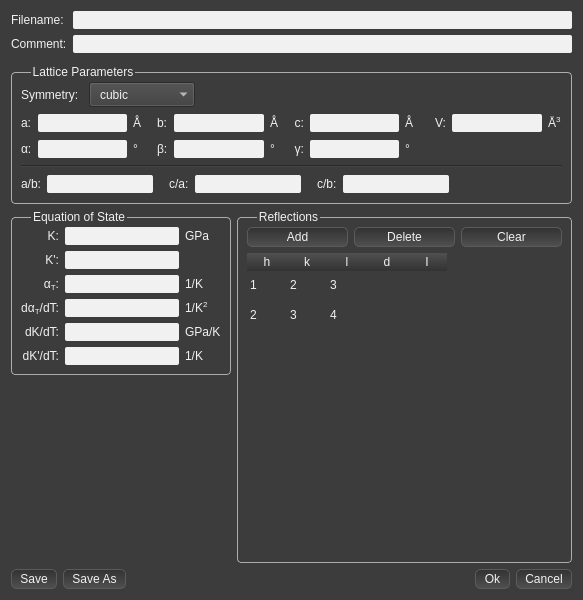
Before: the Qt Designer form Dioptas_main/Views/UiFiles/Jcpds.ui in Dioptas/Dioptas, drawn with Qt 5.
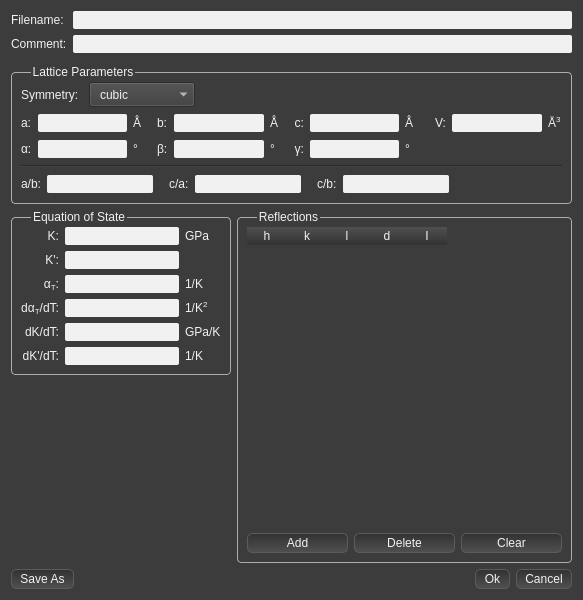
After: the same form once the commit is applied.

Commit message: Jcpds editor widget now working in itself

Patch:
```diff
--- a/Dioptas_main/Views/UiFiles/Jcpds.ui
+++ b/Dioptas_main/Views/UiFiles/Jcpds.ui
@@ -898,32 +898,7 @@
        </property>
        <layout class="QVBoxLayout" name="verticalLayout">
         <item>
-         <layout class="QHBoxLayout" name="horizontalLayout">
-          <item>
-           <widget class="QPushButton" name="reflections_add_btn">
-            <property name="text">
-             <string>Add</string>
-            </property>
-           </widget>
-          </item>
-          <item>
-           <widget class="QPushButton" name="reflections_delete_btn">
-            <property name="text">
-             <string>Delete</string>
-            </property>
-           </widget>
-          </item>
-          <item>
-           <widget class="QPushButton" name="reflections_clear_btn">
-            <property name="text">
-             <string>Clear</string>
-            </property>
-           </widget>
-          </item>
-         </layout>
-        </item>
-        <item>
-         <widget class="QTableWidget" name="reflaction_table">
+         <widget class="QTableWidget" name="reflection_table">
           <property name="frameShape">
            <enum>QFrame::NoFrame</enum>
           </property>
@@ -948,51 +923,6 @@
           <attribute name="verticalHeaderVisible">
            <bool>false</bool>
           </attribute>
-          <row>
-           <property name="text">
-            <string>New Row</string>
-           </property>
-          </row>
-          <row>
-           <property name="text">
-            <string>New Row</string>
-           </property>
-          </row>
-          <row>
-           <property name="text">
-            <string>New Row</string>
-           </property>
-          </row>
-          <row>
-           <property name="text">
-            <string>New Row</string>
-           </property>
-          </row>
-          <row>
-           <property name="text">
-            <string>New Row</string>
-           </property>
-          </row>
-          <row>
-           <property name="text">
-            <string>New Row</string>
-           </property>
-          </row>
-          <row>
-           <property name="text">
-            <string>New Row</string>
-           </property>
-          </row>
-          <row>
-           <property name="text">
-            <string>New Row</string>
-           </property>
-          </row>
-          <row>
-           <property name="text">
-            <string>New Row</string>
-           </property>
-          </row>
           <column>
            <property name="text">
             <string>h</string>
@@ -1018,38 +948,33 @@
             <string>I</string>
            </property>
           </column>
-          <item row="0" column="0">
-           <property name="text">
-            <string>1</string>
-           </property>
-          </item>
-          <item row="0" column="1">
-           <property name="text">
-            <string>2</string>
-           </property>
-          </item>
-          <item row="0" column="2">
-           <property name="text">
-            <string>3</string>
-           </property>
-          </item>
-          <item row="1" column="0">
-           <property name="text">
-            <string>2</string>
-           </property>
-          </item>
-          <item row="1" column="1">
-           <property name="text">
-            <string>3</string>
-           </property>
-          </item>
-          <item row="1" column="2">
-           <property name="text">
-            <string>4</string>
-           </property>
-          </item>
          </widget>
         </item>
+        <item>
+         <layout class="QHBoxLayout" name="horizontalLayout">
+          <item>
+           <widget class="QPushButton" name="reflections_add_btn">
+            <property name="text">
+             <string>Add</string>
+            </property>
+           </widget>
+          </item>
+          <item>
+           <widget class="QPushButton" name="reflections_delete_btn">
+            <property name="text">
+             <string>Delete</string>
+            </property>
+           </widget>
+          </item>
+          <item>
+           <widget class="QPushButton" name="reflections_clear_btn">
+            <property name="text">
+             <string>Clear</string>
+            </property>
+           </widget>
+          </item>
+         </layout>
+        </item>
        </layout>
       </widget>
      </item>
@@ -1070,13 +995,6 @@
    </item>
    <item>
     <layout class="QHBoxLayout" name="horizontalLayout_5">
-     <item>
-      <widget class="QPushButton" name="save_btn">
-       <property name="text">
-        <string>Save</string>
-       </property>
-      </widget>
-     </item>
      <item>
       <widget class="QPushButton" name="save_as_btn">
        <property name="text">
```
Left out of the diff: 12 changed lines with no effect on the pictures. The commit also changes 9 other files.
